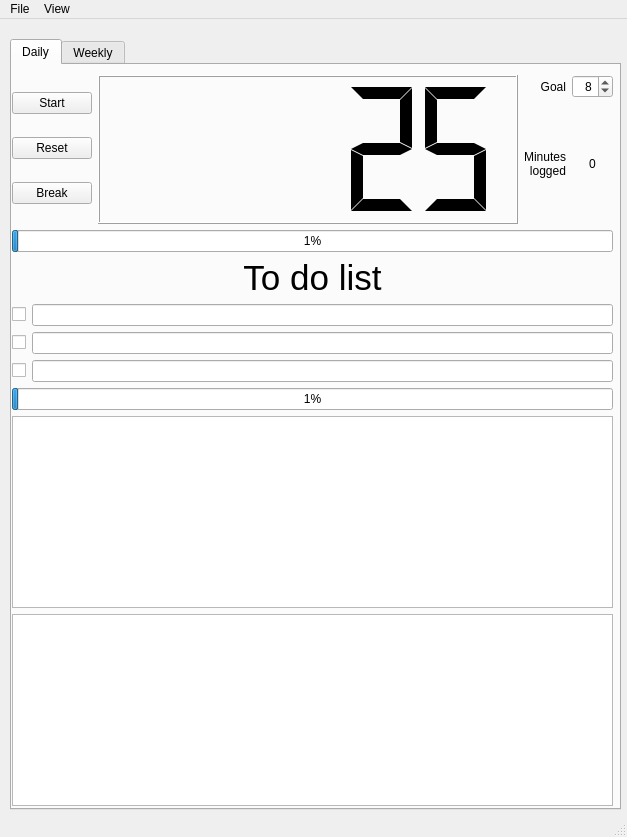
The window that timetracker/Dashboard/gui.ui (RupertDodkins/TimeTracker) describes before a commit, drawn with Qt 5.
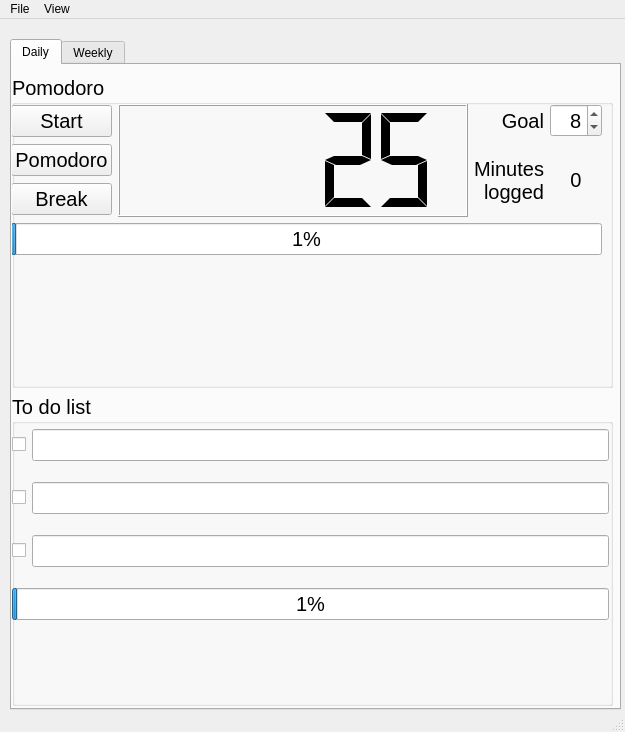
The same window after the commit.

Commit message: Total minutes worked now logged and differ productivity sections are grouped

What changed in the file:
```diff
--- a/timetracker/Dashboard/gui.ui
+++ b/timetracker/Dashboard/gui.ui
@@ -9,8 +9,8 @@
    <rect>
     <x>0</x>
     <y>0</y>
-    <width>627</width>
-    <height>837</height>
+    <width>625</width>
+    <height>732</height>
    </rect>
   </property>
   <property name="windowTitle">
@@ -23,7 +23,7 @@
       <x>10</x>
       <y>20</y>
       <width>611</width>
-      <height>771</height>
+      <height>671</height>
      </rect>
     </property>
     <property name="currentIndex">
@@ -39,135 +39,40 @@
         <x>0</x>
         <y>10</y>
         <width>601</width>
-        <height>731</height>
+        <height>631</height>
        </rect>
       </property>
       <layout class="QGridLayout" name="gridLayout">
-       <item row="3" column="0">
-        <widget class="QGraphicsView" name="graphicsView_2">
-         <property name="sizePolicy">
-          <sizepolicy hsizetype="Minimum" vsizetype="Maximum">
-           <horstretch>50</horstretch>
-           <verstretch>50</verstretch>
-          </sizepolicy>
-         </property>
-        </widget>
-       </item>
-       <item row="2" column="0">
-        <layout class="QHBoxLayout" name="horizontalLayout_3">
-         <item>
-          <layout class="QVBoxLayout" name="verticalLayout_2">
-           <item>
-            <widget class="QLabel" name="label">
-             <property name="enabled">
-              <bool>true</bool>
-             </property>
-             <property name="sizePolicy">
-              <sizepolicy hsizetype="Expanding" vsizetype="Fixed">
-               <horstretch>0</horstretch>
-               <verstretch>0</verstretch>
-              </sizepolicy>
-             </property>
-             <property name="font">
-              <font>
-               <pointsize>26</pointsize>
-              </font>
-             </property>
-             <property name="text">
-              <string>To do list</string>
-             </property>
-             <property name="alignment">
-              <set>Qt::AlignCenter</set>
-             </property>
-            </widget>
-           </item>
-           <item>
-            <layout class="QHBoxLayout" name="horizontalLayout_2">
-             <item>
-              <widget class="QCheckBox" name="checkBox_2">
-               <property name="sizePolicy">
-                <sizepolicy hsizetype="Expanding" vsizetype="Fixed">
-                 <horstretch>0</horstretch>
-                 <verstretch>0</verstretch>
-                </sizepolicy>
-               </property>
-               <property name="text">
-                <string/>
-               </property>
-              </widget>
-             </item>
-             <item>
-              <widget class="QLineEdit" name="lineEdit">
-               <property name="sizePolicy">
-                <sizepolicy hsizetype="Expanding" vsizetype="Fixed">
-                 <horstretch>255</horstretch>
-                 <verstretch>0</verstretch>
-                </sizepolicy>
-               </property>
-               <property name="text">
-                <string/>
-               </property>
-              </widget>
-             </item>
-            </layout>
-           </item>
-           <item>
-            <layout class="QHBoxLayout" name="horizontalLayout_4">
-             <item>
-              <widget class="QCheckBox" name="checkBox">
-               <property name="text">
-                <string/>
-               </property>
-              </widget>
-             </item>
-             <item>
-              <widget class="QLineEdit" name="lineEdit_2"/>
-             </item>
-            </layout>
-           </item>
-           <item>
-            <layout class="QHBoxLayout" name="horizontalLayout_5">
-             <item>
-              <widget class="QCheckBox" name="checkBox_3">
-               <property name="text">
-                <string/>
-               </property>
-              </widget>
-             </item>
-             <item>
-              <widget class="QLineEdit" name="lineEdit_3"/>
-             </item>
-            </layout>
-           </item>
-           <item>
-            <widget class="QProgressBar" name="progressBar">
-             <property name="value">
-              <number>1</number>
-             </property>
-            </widget>
-           </item>
-          </layout>
-         </item>
-        </layout>
-       </item>
-       <item row="4" column="0">
-        <widget class="QGraphicsView" name="graphicsView">
-         <property name="sizePolicy">
-          <sizepolicy hsizetype="Minimum" vsizetype="Maximum">
-           <horstretch>50</horstretch>
-           <verstretch>50</verstretch>
-          </sizepolicy>
-         </property>
-        </widget>
+       <item row="9" column="0">
+        <layout class="QHBoxLayout" name="horizontalLayout_3"/>
        </item>
        <item row="1" column="0">
-        <widget class="QProgressBar" name="progressBar_2">
-         <property name="value">
-          <number>1</number>
+        <widget class="QGroupBox" name="groupBox">
+         <property name="sizePolicy">
+          <sizepolicy hsizetype="Minimum" vsizetype="Preferred">
+           <horstretch>0</horstretch>
+           <verstretch>0</verstretch>
+          </sizepolicy>
          </property>
-        </widget>
-       </item>
-       <item row="0" column="0">
+         <property name="font">
+          <font>
+           <pointsize>15</pointsize>
+          </font>
+         </property>
+         <property name="title">
+          <string>Pomodoro</string>
+         </property>
+         <widget class="QWidget" name="verticalLayoutWidget">
+          <property name="geometry">
+           <rect>
+            <x>-1</x>
+            <y>29</y>
+            <width>591</width>
+            <height>151</height>
+           </rect>
+          </property>
+          <layout class="QVBoxLayout" name="verticalLayout">
+           <item>
         <layout class="QHBoxLayout" name="horizontalLayout">
          <item>
           <layout class="QVBoxLayout" name="verticalLayout_3">
@@ -181,7 +86,7 @@
            <item>
             <widget class="QPushButton" name="reset">
              <property name="text">
-              <string>Reset</string>
+                  <string>Pomodoro</string>
              </property>
             </widget>
            </item>
@@ -278,6 +183,106 @@
          </item>
         </layout>
        </item>
+           <item>
+            <widget class="QProgressBar" name="progressBar_2">
+             <property name="value">
+              <number>1</number>
+             </property>
+            </widget>
+           </item>
+          </layout>
+         </widget>
+        </widget>
+       </item>
+       <item row="3" column="0">
+        <widget class="QGroupBox" name="groupBox_2">
+         <property name="font">
+          <font>
+           <pointsize>15</pointsize>
+          </font>
+         </property>
+         <property name="title">
+          <string>To do list</string>
+         </property>
+         <widget class="QWidget" name="">
+          <property name="geometry">
+           <rect>
+            <x>0</x>
+            <y>20</y>
+            <width>597</width>
+            <height>222</height>
+           </rect>
+          </property>
+          <layout class="QVBoxLayout" name="verticalLayout_2">
+           <item>
+            <layout class="QHBoxLayout" name="horizontalLayout_2">
+             <item>
+              <widget class="QCheckBox" name="checkBox_2">
+               <property name="sizePolicy">
+                <sizepolicy hsizetype="Expanding" vsizetype="Fixed">
+                 <horstretch>0</horstretch>
+                 <verstretch>0</verstretch>
+                </sizepolicy>
+               </property>
+               <property name="text">
+                <string/>
+               </property>
+              </widget>
+             </item>
+             <item>
+              <widget class="QLineEdit" name="lineEdit">
+               <property name="sizePolicy">
+                <sizepolicy hsizetype="Expanding" vsizetype="Fixed">
+                 <horstretch>255</horstretch>
+                 <verstretch>0</verstretch>
+                </sizepolicy>
+               </property>
+               <property name="text">
+                <string/>
+               </property>
+              </widget>
+             </item>
+            </layout>
+           </item>
+           <item>
+            <layout class="QHBoxLayout" name="horizontalLayout_4">
+             <item>
+              <widget class="QCheckBox" name="checkBox">
+               <property name="text">
+                <string/>
+               </property>
+              </widget>
+             </item>
+             <item>
+              <widget class="QLineEdit" name="lineEdit_2"/>
+             </item>
+            </layout>
+           </item>
+           <item>
+            <layout class="QHBoxLayout" name="horizontalLayout_5">
+             <item>
+              <widget class="QCheckBox" name="checkBox_3">
+               <property name="text">
+                <string/>
+               </property>
+              </widget>
+             </item>
+             <item>
+              <widget class="QLineEdit" name="lineEdit_3"/>
+             </item>
+            </layout>
+           </item>
+           <item>
+            <widget class="QProgressBar" name="progressBar">
+             <property name="value">
+              <number>1</number>
+             </property>
+            </widget>
+           </item>
+          </layout>
+         </widget>
+        </widget>
+       </item>
       </layout>
      </widget>
     </widget>
@@ -293,7 +298,7 @@
     <rect>
      <x>0</x>
      <y>0</y>
-     <width>627</width>
+     <width>625</width>
      <height>22</height>
     </rect>
    </property>
```
Lines whose indentation alone changed are shown as unchanged. The commit also changes 1 other file.
